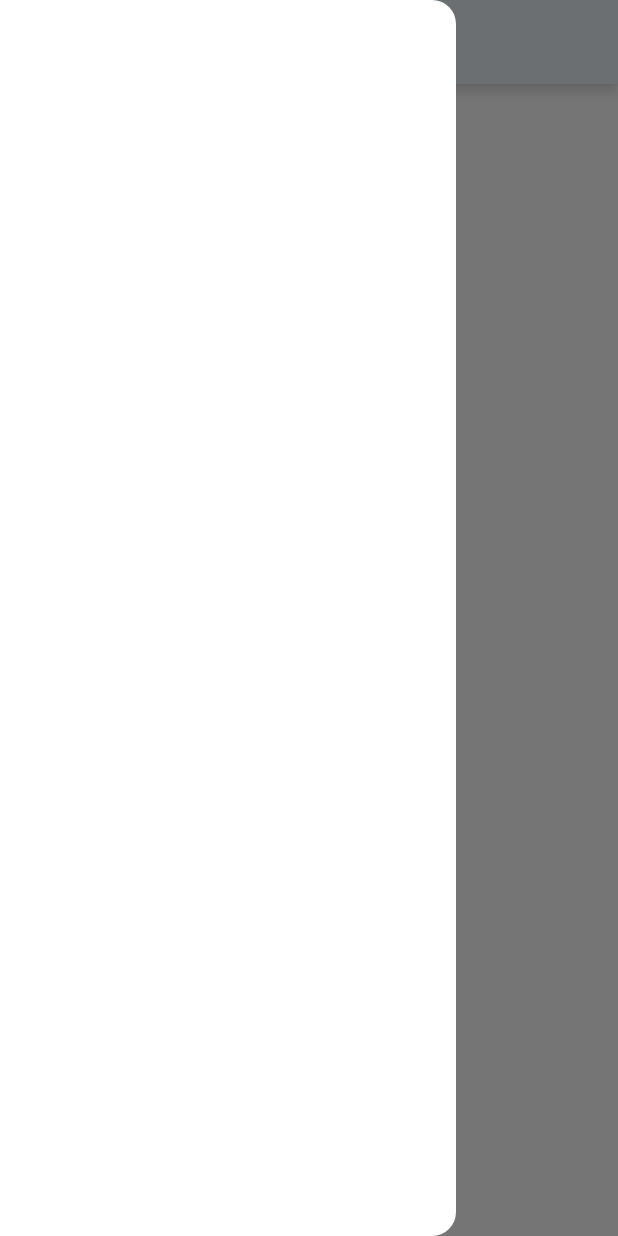
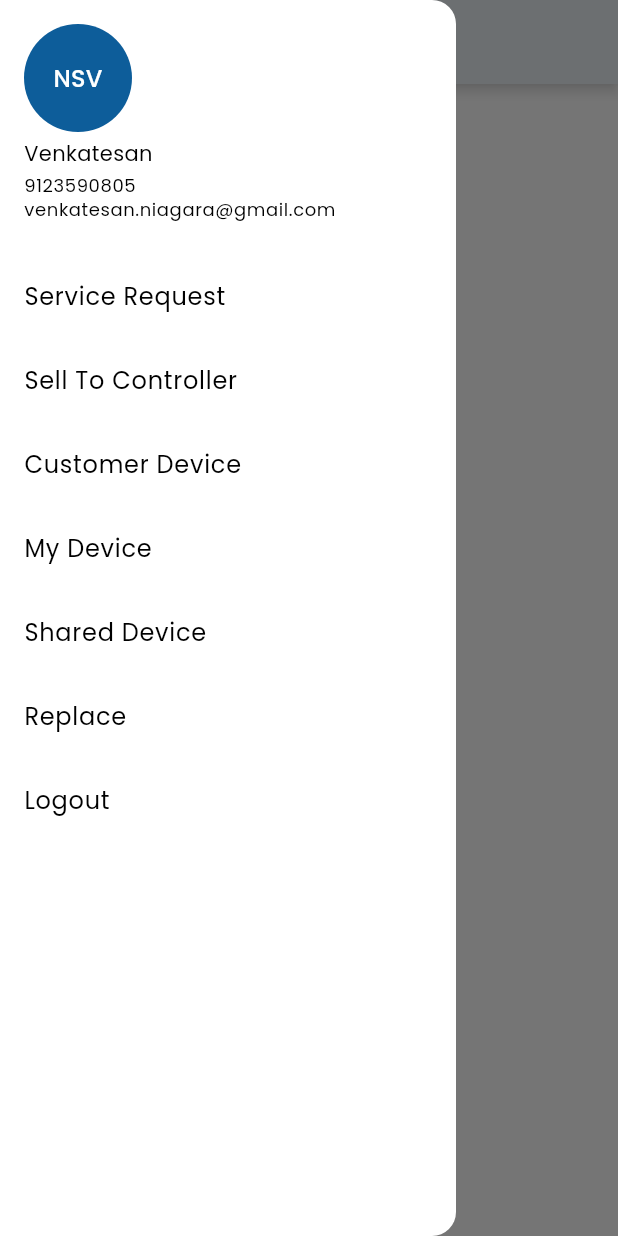
Before and after one commit to Niagara2024/ORO2024, a Flutter app: the HomeScreen screen opened directly, with the side drawer open, on a phone screen of 412 x 824 dp. Run offline on Flutter 3.47's test engine with Material 2 defaults, Android fonts, the phone set to English and light mode, and no system bars; our stand-ins replace country_code_picker, geocoding, geolocator, google_fonts, intl_phone_field, shared_preferences; accounts and stored records are empty.

Commit message:
addservice request

```diff
--- /dev/null
+++ b/lib/model/service_requestmodel.dart
@@ -0,0 +1,10 @@
+class ServiceRequest {
+  final String name;
+  final String number;
+  final String message;
+  final String imeinum;
+  final int requetstatus;
+
+  ServiceRequest(
+      this.name, this.number, this.message, this.imeinum, this.requetstatus);
+}
--- a/lib/screens/home_screen.dart
+++ b/lib/screens/home_screen.dart
@@ -1,21 +1,78 @@
 import 'package:flutter/material.dart';
+import 'package:oro_2024/screens/servicerequstlist_view.dart';
+import 'package:oro_2024/utils/theme.dart';
+
 class HomeScreen extends StatefulWidget {
   const HomeScreen({super.key});
 
   @override
   State<HomeScreen> createState() => _HomeScreenState();
 }
+
 //this is state widget
 class _HomeScreenState extends State<HomeScreen> {
+  List drawerItems = [
+    'Service Request',
+    'Sell To Controller',
+    'Customer Device',
+    'My Device',
+    'Shared Device',
+    'Replace',
+    'Logout'
+  ];
   @override
   Widget build(BuildContext context) {
     return Scaffold(
       appBar: AppBar(
-        title: const Text('ORO',),
+        title: const Text(
+          'ORO',
+        ),
         centerTitle: true,
       ),
       drawer: Drawer(
-
+        elevation: 10.0,
+        child: Column(
+          children: [
+            UserAccountsDrawerHeader(
+              decoration: BoxDecoration(),
+              accountName: Text(
+                'Venkatesan',
+                style: Theme.of(context).textTheme.bodyMedium,
+              ),
+              accountEmail: Text(
+                '9123590805\nvenkatesan.niagara@gmail.com',
+                style: Theme.of(context).textTheme.bodySmall,
+              ),
+              currentAccountPicture: CircleAvatar(
+                child: Text(
+                  'NSV', // Extract the first letter
+                ),
+                // radius: 20,
+              ),
+            ),
+            ListView.builder(
+              shrinkWrap: true,
+              itemCount: drawerItems
+                  .length, // Replace with the number of items you have
+              itemBuilder: (BuildContext context, int index) {
+                return Container(
+                  child: ListTile(
+                    title: Text(
+                      drawerItems[index],
+                    ), // Replace with your item text
+                    onTap: () {
+                      Navigator.of(context).push(
+                        MaterialPageRoute(
+                          builder: (context) => ServiceRequestlistView(),
+                        ),
+                      );
+                    },
+                  ),
+                );
+              },
+            ),
+          ],
+        ),
       ),
       body: const Center(
         child: Text('ORO DRIP IRRIGATION'),
--- /dev/null
+++ b/lib/screens/service_requestViewmodel.dart
@@ -0,0 +1,21 @@
+import 'package:flutter/material.dart';
+import 'package:oro_2024/model/service_requestmodel.dart';
+
+class ServiceRequestViewModel extends ChangeNotifier {
+  List<ServiceRequest> serviceRequest = [
+    ServiceRequest(
+        'John Doe', '+1234567890', 'Hello there!', '8976543223456', 2),
+    ServiceRequest(
+        'Jane roe', '+9876543210', 'Hi! How are you?', '8976543223453', 2),
+    ServiceRequest(
+        'Jane Smith', '+9876543210', 'Hi! How are you?', '89765432234567', 2),
+    ServiceRequest(
+        'Jane ', '+9876543210', 'Hi! How are you?', '89765432234531', 2),
+    ServiceRequest(
+        'Smith', '+9876543210', 'Hi! How are you?', '8976543223459', 2),
+  ];
+
+  void refreshContacts() {
+    notifyListeners();
+  }
+}
--- a/pubspec.yaml
+++ b/pubspec.yaml
@@ -49,6 +49,7 @@ dependencies:
   devicelocale: ^0.6.0
   country_codes: ^2.2.0
   country_code_picker: ^3.0.0
+  provider: ^6.0.5
 
 
 
@@ -78,7 +79,10 @@ flutter:
   assets:
     - assets\images\Illustration.png
     - assets\images\authentication_illustration.png
-  #   - images/a_dot_burr.jpeg
+    - assets\images\closed.png
+    - assets\images\open-sign.png
+    - assets\images\work-in-progress.png
+   #   - images/a_dot_burr.jpeg
   #   - images/a_dot_ham.jpeg
 
   # An image asset can refer to one or more resolution-specific "variants", see
```
Also changed, not shown: lib/main.dart (+10 -6 lines), lib/screens/servicerequestcart.dart (added, +114 -0 lines), lib/screens/servicerequstlist_view.dart (added, +102 -0 lines), assets/images/closed.png (added), assets/images/open-sign.png (added), assets/images/work-in-progress.png (added), pubspec.lock.
